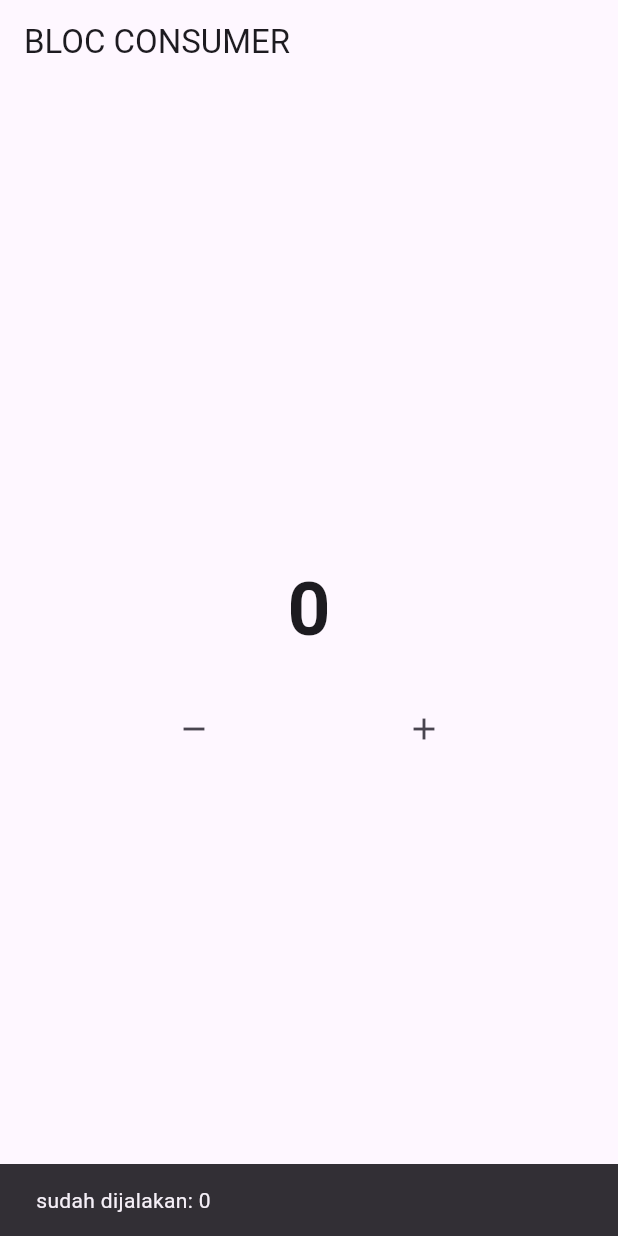
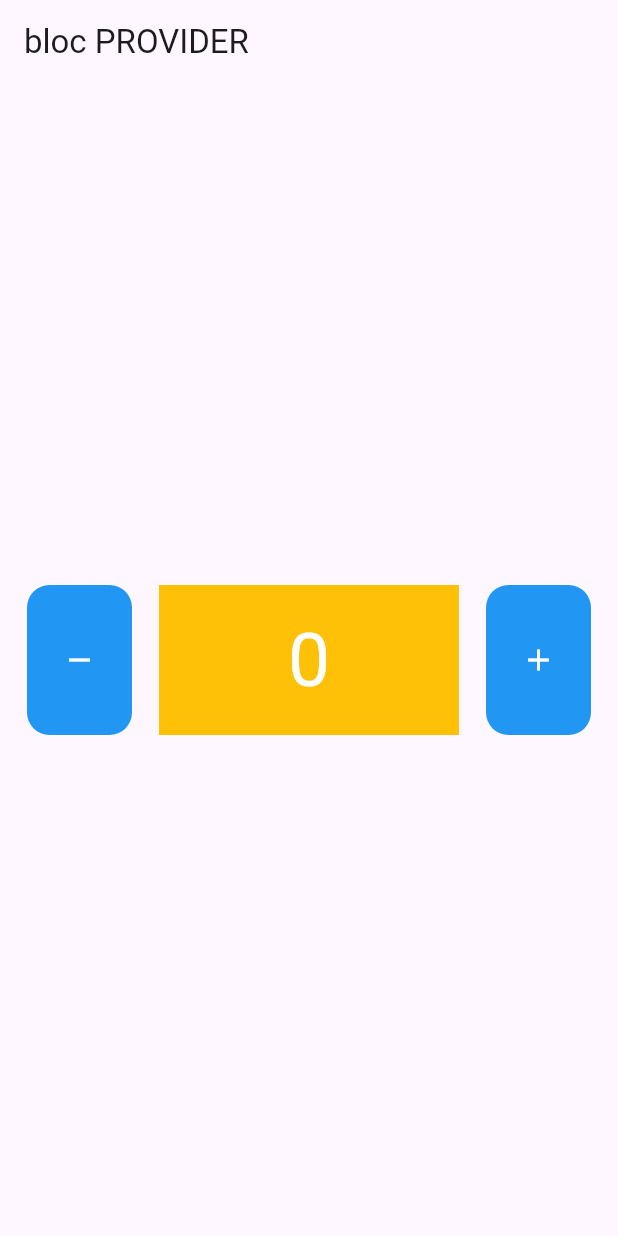
Before and after one commit to DoniiAdityaa/Bloc_Progres, a Flutter app: the screen it shows after launch, after a tap on the "remove" icon, after a tap on the "add" icon, on a phone screen of 412 x 824 dp. Run offline on Flutter 3.47's test engine with Material 3 defaults, Android fonts, the light colour scheme and no system bars; our stand-ins replace bloc, flutter_bloc.

Commit message:
Update Belajar BLOC PROVIDER, Belajar Dependecy Injection sederhana

```diff
--- a/lib/home_page.dart
+++ b/lib/home_page.dart
@@ -3,67 +3,77 @@ import 'package:flutter/material.dart';
 import 'package:flutter_bloc/flutter_bloc.dart';
 
 class HomePage extends StatefulWidget {
-  HomePage({super.key});
-
-  // final Counter mycounter = Counter(init: 0);
+  const HomePage({super.key});
 
   @override
   State<HomePage> createState() => _HomePageState();
 }
 
 class _HomePageState extends State<HomePage> {
-  Counter bloccounter = Counter(init: 0);
+  // Counter blockuu = Counter();
   @override
   Widget build(BuildContext context) {
+    final counterBloc = BlocProvider.of<Counter>(context);
+
     return Scaffold(
-      appBar: AppBar(title: Text('BLOC CONSUMER')),
+      appBar: AppBar(title: Text("bloc PROVIDER")),
       body: Column(
         mainAxisAlignment: MainAxisAlignment.center,
         children: [
-          BlocConsumer<Counter, int>(
-            bloc: bloccounter,
-            listener: (context, state) {
-              ScaffoldMessenger.of(context).showSnackBar(
-                SnackBar(
-                  duration: const Duration(seconds: 1),
-                  content: Text("sudah dijalakan: $state "),
-                ),
-              );
-            },
-            listenWhen: (previous, current) {
-              if (current % 2 == 0) {
-                return true;
-              } else {
-                return false;
-              }
-            },
-            builder: (context, state) {
-              return Center(
-                child: Text(
-                  '$state',
-                  style: const TextStyle(
-                    fontSize: 50,
-                    fontWeight: FontWeight.bold,
-                  ),
-                ),
-              );
-            },
-          ),
-          const SizedBox(height: 20),
           Row(
             mainAxisAlignment: MainAxisAlignment.spaceEvenly,
             children: [
-              IconButton(
-                onPressed: () {
-                  bloccounter.kurangdata();
-                },
-                icon: const Icon(Icons.remove),
+              Material(
+                color: Colors.blue,
+                borderRadius: BorderRadius.circular(15),
+                child: InkWell(
+                  onTap: () {
+                    counterBloc.kurangdata();
+                  },
+                  borderRadius: BorderRadius.circular(15),
+
+                  child: SizedBox(
+                    height: 100,
+                    width: 70,
+                    child: const Center(
+                      child: Icon(Icons.remove, color: Colors.white),
+                    ),
+                  ),
+                ),
               ),
-              IconButton(
-                onPressed: () {
-                  bloccounter.tambahdata();
-                },
-                icon: const Icon(Icons.add),
+              Container(
+                height: 100,
+                width: 200,
+                color: Colors.amber,
+                child: Center(
+                  child: BlocBuilder<Counter, int>(
+                    bloc: BlocProvider.of<Counter>(context),
+                    builder: (context, state) {
+                      return Text(
+                        '$state',
+                        style: TextStyle(fontSize: 50, color: Colors.white),
+                      );
+                    },
+                  ),
+                ),
+              ),
+              Material(
+                color: Colors.blue,
+                borderRadius: BorderRadius.circular(15),
+                child: InkWell(
+                  onTap: () {
+                    counterBloc.tambahdata();
+                  },
+                  borderRadius: BorderRadius.circular(15),
+
+                  child: SizedBox(
+                    height: 100,
+                    width: 70,
+                    child: const Center(
+                      child: Icon(Icons.add, color: Colors.white),
+                    ),
+                  ),
+                ),
               ),
             ],
           ),
--- a/lib/main.dart
+++ b/lib/main.dart
@@ -1,5 +1,7 @@
+import 'package:belajar_stream/bloc/counter.dart';
 import 'package:belajar_stream/home_page.dart';
 import 'package:flutter/material.dart';
+import 'package:flutter_bloc/flutter_bloc.dart';
 
 void main() {
   runApp(MyApp());
@@ -10,6 +12,9 @@ class MyApp extends StatelessWidget {
 
   @override
   Widget build(BuildContext context) {
-    return MaterialApp(home: HomePage());
+    return BlocProvider(
+      create: (context) => Counter(),
+      child: MaterialApp(home: HomePage()),
+    );
   }
 }
```
